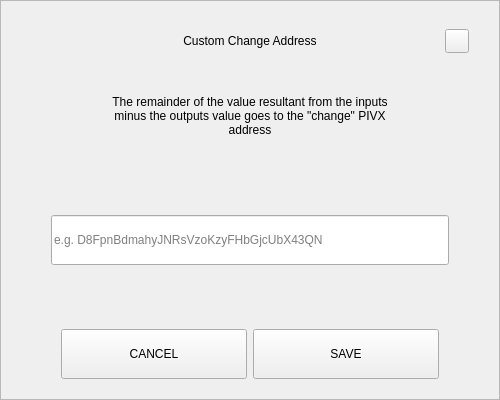
First picture: the form in src/qt/pcoin/forms/sendchangeaddressdialog.ui, repository pcoinproject/pcoin, before the edit.
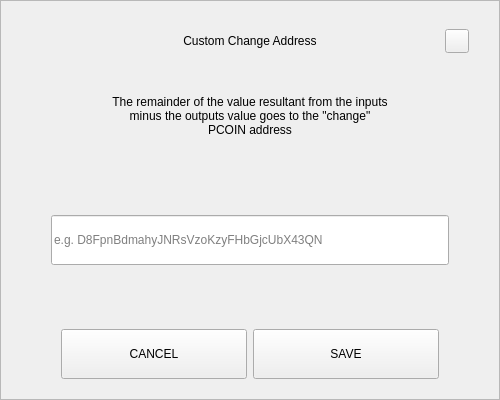
Second picture: the form after the edit.

Commit message: Port to pcoin (code)

```diff
--- a/src/qt/pcoin/forms/sendchangeaddressdialog.ui
+++ b/src/qt/pcoin/forms/sendchangeaddressdialog.ui
@@ -164,7 +164,7 @@
          </size>
         </property>
         <property name="text">
-         <string>The remainder of the value resultant from the inputs minus the outputs value goes to the &quot;change&quot; PIVX address</string>
+         <string>The remainder of the value resultant from the inputs minus the outputs value goes to the &quot;change&quot; PCOIN address</string>
         </property>
         <property name="alignment">
          <set>Qt::AlignCenter</set>
```
The commit also changes 928 other files.
